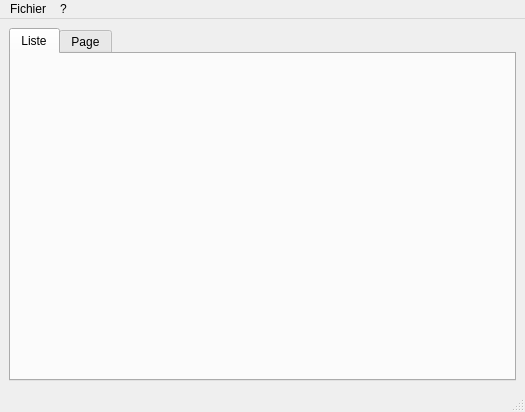
seigneurfuo/MyAnimeManager3, file ui/mainwindow.ui: the form before one commit.
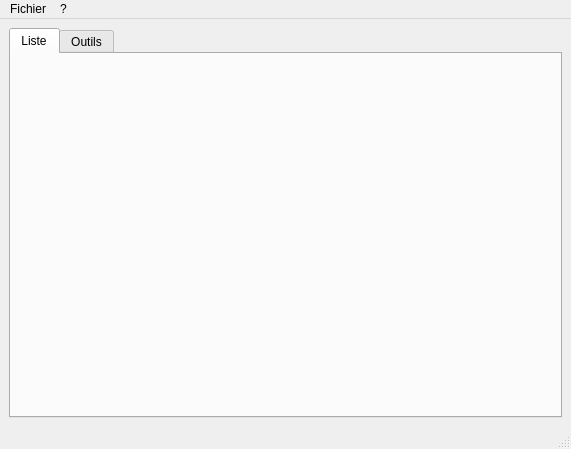
The form after the commit. Icons and pictures are not drawn.

Patch:
```diff
--- a/ui/mainwindow.ui
+++ b/ui/mainwindow.ui
@@ -6,8 +6,8 @@
    <rect>
     <x>0</x>
     <y>0</y>
-    <width>525</width>
-    <height>412</height>
+    <width>571</width>
+    <height>449</height>
    </rect>
   </property>
   <property name="windowTitle">
@@ -36,7 +36,7 @@
       </widget>
       <widget class="QWidget" name="tab">
        <attribute name="title">
-        <string>Page</string>
+        <string>Outils</string>
        </attribute>
        <layout class="QGridLayout" name="gridLayout_2">
         <item row="0" column="0">
@@ -53,8 +53,8 @@
     <rect>
      <x>0</x>
      <y>0</y>
-     <width>525</width>
-     <height>23</height>
+     <width>571</width>
+     <height>24</height>
     </rect>
    </property>
    <widget class="QMenu" name="about_menu">
```
Left out of the diff: 2 changed lines with no effect on the pictures.
